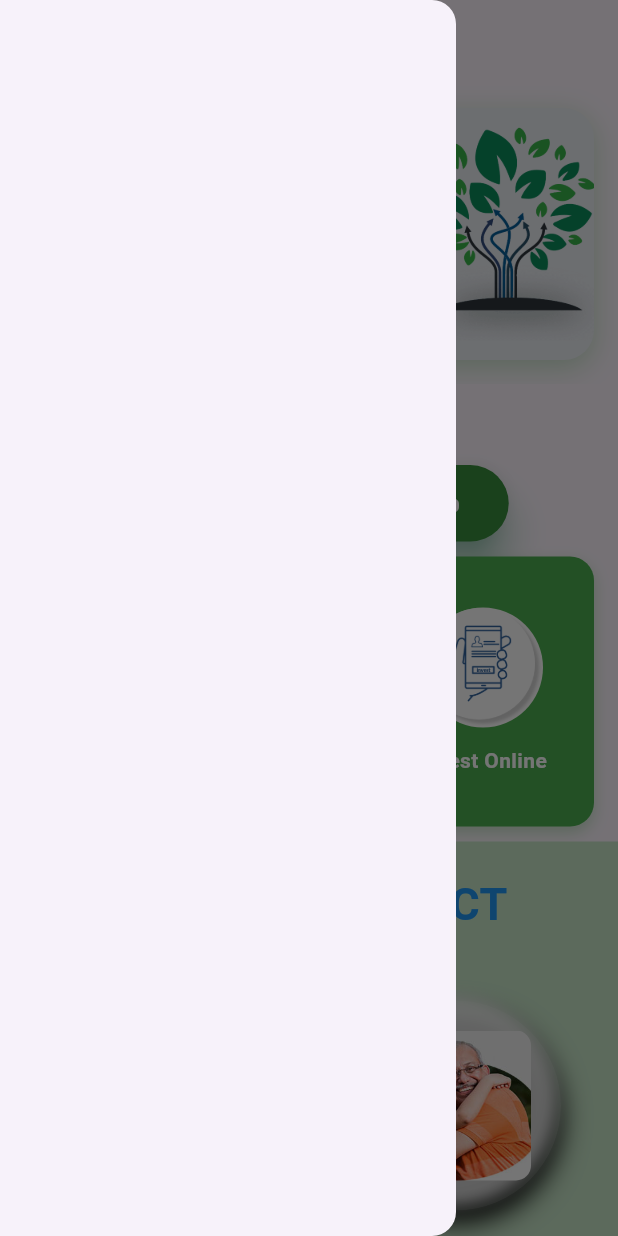
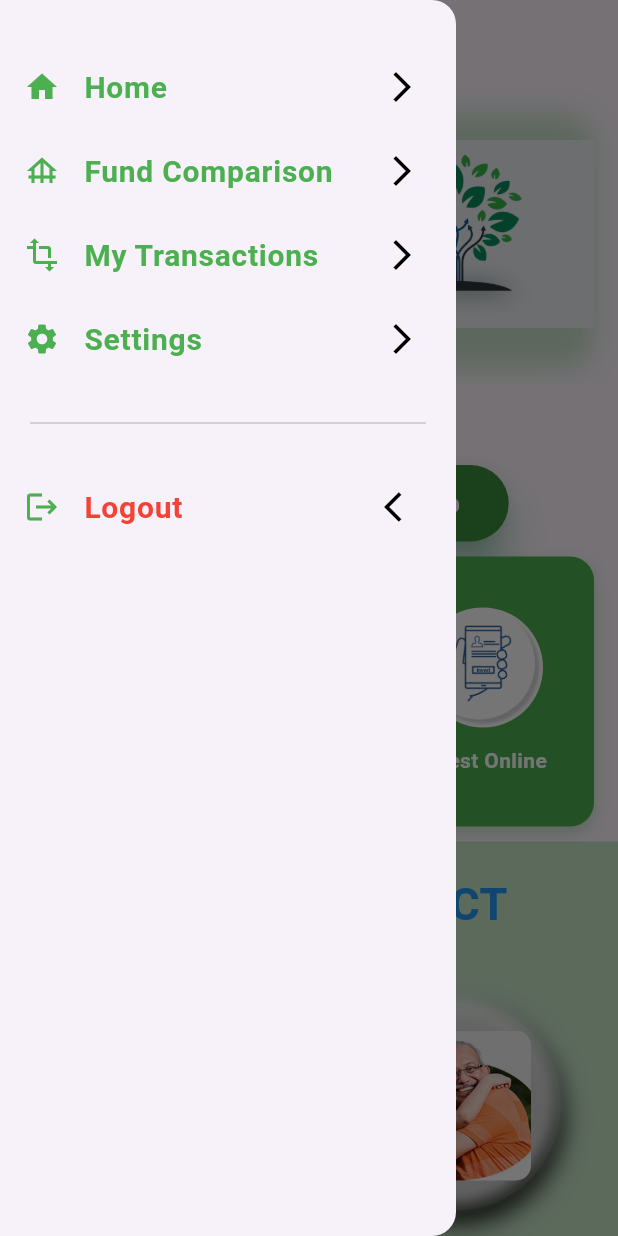
Before and after one commit to Amjad3618/Emlaak-Finecial, a Flutter app: the screen it shows after launch, with the side drawer open, on a phone screen of 412 x 824 dp. Run offline on Flutter 3.47's test engine with Material 3 defaults, Android fonts, the phone set to English and light mode, and no system bars.

Commit message:
drawer added

```diff
--- /dev/null
+++ b/lib/Utils/colors.dart
@@ -0,0 +1,10 @@
+import 'package:flutter/material.dart';
+
+class AppColors{
+  static const primaryColor = Colors.green;// Purple
+  static const secondaryColor = Colors.grey; // Teal
+  static const backgroundColor = Colors.white; // White
+  static const textColor = Colors.white; // Black
+  static const errorColor = Colors.red; // Red
+  static const successColor = Colors.green; // Green
+}
--- a/lib/Widgets/Auth_btns_row.dart
+++ b/lib/Widgets/intro/Auth_row_btns.dart
@@ -1,6 +1,8 @@
+
+import 'package:emlaak/Utils/colors.dart';
 import 'package:flutter/material.dart';
 
-import 'custom_register_btns.dart';
+import 'custome_register_btns.dart';
 
 class AuthButtonsWidget extends StatelessWidget {
   const AuthButtonsWidget({super.key});
@@ -15,7 +17,7 @@
           onPressed: () {
             // Handle sign in
           },
-          backgroundColor: Colors.green,
+          backgroundColor: AppColors.primaryColor,
         ),
         const SizedBox(width: 16),
         CustomElevatedButton(
--- /dev/null
+++ b/lib/Widgets/intro/custome_drawer.dart
@@ -0,0 +1,107 @@
+import 'package:flutter/material.dart';
+
+import '../../Utils/colors.dart';
+
+class CustomeDrawer extends StatefulWidget {
+  const CustomeDrawer({super.key});
+
+  @override
+  State<CustomeDrawer> createState() => _CustomeDrawerState();
+}
+
+class _CustomeDrawerState extends State<CustomeDrawer> {
+  @override
+  Widget build(BuildContext context) {
+    return Drawer(
+      child: Column(
+        children: [
+          SizedBox(height: 30),
+          ListTile(
+            leading: const Icon(Icons.home, color: Colors.green),
+            trailing: Icon(Icons.arrow_forward_ios, color: Colors.black),
+
+            title: const Text(
+              'Home',
+              style: TextStyle(
+                color: AppColors.primaryColor,
+                fontSize: 20,
+                fontWeight: FontWeight.bold,
+              ),
+            ),
+            onTap: () {
+              Navigator.pop(context); // Close the drawer
+              // Navigate to home screen
+            },
+          ),
+          ListTile(
+            leading: const Icon(Icons.foundation_outlined, color: Colors.green),
+            trailing: Icon(Icons.arrow_forward_ios, color: Colors.black),
+
+            title: const Text(
+              'Fund Comparison',
+              style: TextStyle(
+                color: AppColors.primaryColor,
+                fontSize: 20,
+                fontWeight: FontWeight.bold,
+              ),
+            ),
+            onTap: () {
+              Navigator.pop(context); // Close the drawer
+              // Navigate to home screen
+            },
+          ),
+          ListTile(
+            leading: const Icon(Icons.transform, color: Colors.green),
+            trailing: Icon(Icons.arrow_forward_ios, color: Colors.black),
+
+            title: const Text(
+              'My Transactions',
+              style: TextStyle(
+                color: AppColors.primaryColor,
+                fontSize: 20,
+                fontWeight: FontWeight.bold,
+              ),
+            ),
+            onTap: () {
+              Navigator.pop(context); // Close the drawer
+              // Navigate to home screen
+            },
+          ),
+          ListTile(
+            leading: const Icon(Icons.settings, color: Colors.green),
+            trailing: Icon(Icons.arrow_forward_ios, color: Colors.black),
+            title: const Text(
+              'Settings',
+              style: TextStyle(
+                color: AppColors.primaryColor,
+                fontSize: 20,
+                fontWeight: FontWeight.bold,
+              ),
+            ),
+            onTap: () {
+              Navigator.pop(context); // Close the drawer
+              // Navigate to home screen
+            },
+          ),
+          Padding(padding: EdgeInsets.all(20), child: Divider()),
+          ListTile(
+            leading: const Icon(Icons.logout, color: Colors.green),
+            trailing: Icon(Icons.arrow_back_ios, color: Colors.black),
+            title: const Text(
+              'Logout',
+              style: TextStyle(
+                color: AppColors.errorColor,
+                fontSize: 20,
+                fontWeight: FontWeight.bold,
+              ),
+            ),
+            onTap: () {
+              Navigator.pop(context); // Close the drawer
+              // Navigate to home screen
+            },
+          ),
+        ],
+      ),
+    );
+  }
+}
--- a/lib/screens/intro_screen.dart
+++ b/lib/screens/intro_screen.dart
@@ -1,11 +1,14 @@
 // main_intro_screen.dart
+import 'package:emlaak/Utils/colors.dart';
 import 'package:flutter/material.dart';
 import 'dart:async';
 
-import '../Widgets/Auth_btns_row.dart';
-import '../Widgets/custom_register_btns.dart';
-import '../Widgets/invest_categories.dart';
-import '../Widgets/step_item.dart';
+import '../Widgets/intro/Auth_row_btns.dart';
+import '../Widgets/intro/custome_drawer.dart';
+import '../Widgets/intro/custome_register_btns.dart';
+import '../Widgets/intro/invest_categories.dart';
+import '../Widgets/intro/step_items.dart';
+
 
 class IntroScreen extends StatefulWidget {
   const IntroScreen({super.key});
@@ -57,7 +60,7 @@
             child: Image.asset("assets/logo.png", fit: BoxFit.cover),
           ),
         ),
-        drawer: const Drawer(),
+        drawer: CustomeDrawer(),
         body: SingleChildScrollView(
           child: Column(
             children: [
@@ -81,7 +84,7 @@
               Container(
                 height: 200,
                 width: double.infinity,
-                decoration: BoxDecoration(color: Colors.green),
+                decoration: BoxDecoration(color: AppColors.primaryColor),
                 child: Column(
                   children: [
                     Text(
@@ -131,9 +134,9 @@
         controller: pageController,
         onPageChanged: onPageChanged,
         children: [
-          _buildSlideItem("assets/intro img 1.png", Colors.green),
-          _buildSlideItem("assets/intro img 2.png", Colors.green),
-          _buildSlideItem("assets/intro img 3.png", Colors.greenAccent),
+          _buildSlideItem("assets/intro img 1.png", AppColors.primaryColor),
+          _buildSlideItem("assets/intro img 2.png", AppColors.primaryColor),
+          _buildSlideItem("assets/intro img 3.png", AppColors.primaryColor),
         ],
       ),
     );
@@ -154,7 +157,7 @@
       ),
       child: ClipRRect(
         borderRadius: BorderRadius.circular(20),
-        child: Image.asset(imagePath, height: 190, fit: BoxFit.cover),
+        child: Image.asset(imagePath, height: 190, ),
       ),
     );
   }
@@ -208,7 +211,7 @@
       width: double.infinity,
       margin: const EdgeInsets.symmetric(horizontal: 16),
       decoration: BoxDecoration(
-        color: Colors.green,
+        color: AppColors.primaryColor,
         borderRadius: BorderRadius.circular(16),
         boxShadow: [
           BoxShadow(
```
Also changed, not shown: lib/Widgets/intro/custome_register_btns.dart (renamed from lib/Widgets/custom_register_btns.dart), lib/Widgets/intro/invest_categories.dart (line endings or trailing spaces), lib/Widgets/intro/step_items.dart (renamed from lib/Widgets/step_item.dart).
